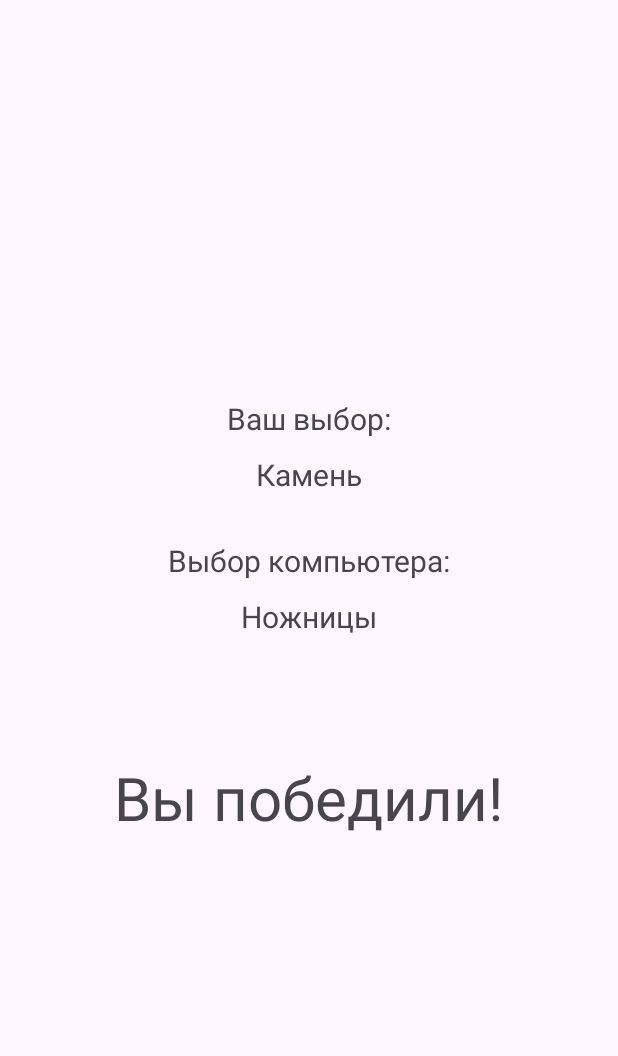
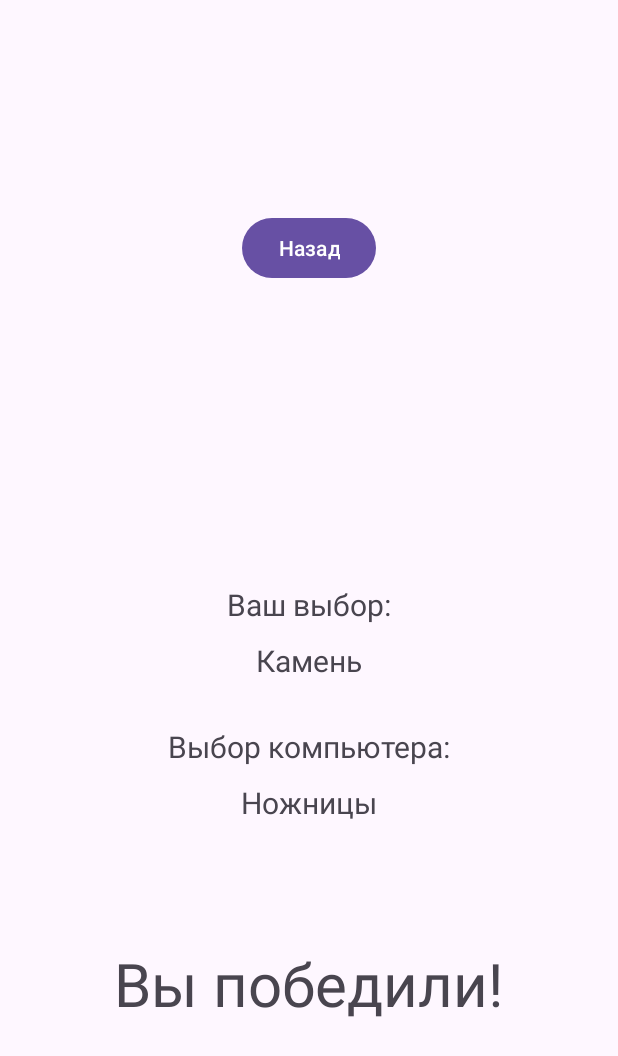
Before and after one commit to NatInformant/AndroidHomework1, an Android app: the screen it shows after launch (SecondActivity), after a tap on "Камень", on a phone screen of 412 x 824 dp. Shown: the top 1056 px of the screen. Run offline under Robolectric (Android 15) with nearby library versions, the phone set to English and light mode, and no system bars.

Commit message:
Little fixes

```diff
--- a/app/src/main/java/com/example/androidhomework1/MainActivity.kt
+++ b/app/src/main/java/com/example/androidhomework1/MainActivity.kt
@@ -15,6 +15,10 @@ class MainActivity : AppCompatActivity() {
 
         setContentView(R.layout.activity_main)
 
+        setUpChoiceButtonsLiteners()
+    }
+
+    private fun setUpChoiceButtonsLiteners() {
         findViewById<Button>(R.id.rock_choice_button).setOnClickListener {
             choiceButtonsClickListener(Signs.Rock)
         }
--- a/app/src/main/java/com/example/androidhomework1/SecondActivity.kt
+++ b/app/src/main/java/com/example/androidhomework1/SecondActivity.kt
@@ -1,6 +1,7 @@
 package com.example.androidhomework1
 
 import android.os.Bundle
+import android.widget.Button
 import android.widget.TextView
 import androidx.appcompat.app.AppCompatActivity
 import com.example.androidhomework1.GameResultUtils.getGameResult
@@ -11,6 +12,15 @@ class SecondActivity : AppCompatActivity() {
     override fun onCreate(savedInstanceState: Bundle?) {
         super.onCreate(savedInstanceState)
         setContentView(R.layout.activity_second)
+
+        setUpGameResults()
+
+        findViewById<Button>(R.id.back_button).setOnClickListener{
+            this.finish()
+        }
+    }
+
+    private fun setUpGameResults() {
 
         val userChoice = Signs.valueOf(intent.getStringExtra(userChoiceKeyName) ?: Signs.Rock.name)
 
--- a/app/src/main/res/layout/activity_second.xml
+++ b/app/src/main/res/layout/activity_second.xml
@@ -1,40 +1,47 @@
 <?xml version="1.0" encoding="utf-8"?>
 <LinearLayout xmlns:android="http://schemas.android.com/apk/res/android"
+    xmlns:tools="http://schemas.android.com/tools"
     android:layout_width="match_parent"
     android:layout_height="match_parent"
-    xmlns:tools="http://schemas.android.com/tools"
-    android:orientation="vertical"
-    android:gravity="center">
+    android:gravity="center"
+    android:orientation="vertical">
+
+    <Button
+        android:id="@+id/back_button"
+        android:layout_width="wrap_content"
+        android:layout_height="wrap_content"
+        android:text="@string/back_button_text"
+        android:layout_marginBottom="200dp"
+        />
 
     <TextView
         android:layout_width="wrap_content"
         android:layout_height="wrap_content"
         android:text="@string/your_choice_title_text"
-        android:textSize="20sp"
-        />
+        android:textSize="20sp" />
+
     <TextView
         android:id="@+id/your_choice_text_view"
         android:layout_width="wrap_content"
         android:layout_height="wrap_content"
+        android:layout_marginTop="10dp"
         android:textSize="20sp"
-        tools:text = "Камень"
-        android:layout_marginTop="10dp"
-        />
+        tools:text="Камень" />
+
     <TextView
         android:layout_width="wrap_content"
         android:layout_height="wrap_content"
         android:layout_marginTop="30dp"
         android:text="@string/computer_choice_title_text"
-        android:textSize="20sp"
-        />
+        android:textSize="20sp" />
+
     <TextView
         android:id="@+id/computer_choice_text_view"
         android:layout_width="wrap_content"
         android:layout_height="wrap_content"
+        android:layout_marginTop="10dp"
         android:textSize="20sp"
-        tools:text = "Камень"
-        android:layout_marginTop="10dp"
-        />
+        tools:text="Камень" />
 
     <TextView
         android:id="@+id/game_result_text_view"
@@ -42,6 +49,5 @@
         android:layout_height="wrap_content"
         android:layout_marginTop="80dp"
         android:textSize="40sp"
-        tools:text="Вы победили!"
-        />
+        tools:text="Вы победили!" />
 </LinearLayout>
--- a/app/src/main/res/values/strings.xml
+++ b/app/src/main/res/values/strings.xml
@@ -5,4 +5,5 @@
     <string name="stone_choice_text">Камень</string>
     <string name="paper_choice_button_text">Бумага</string>
     <string name="scissors_choice_button_text">Ножницы</string>
+    <string name="back_button_text">Назад</string>
 </resources>
```
